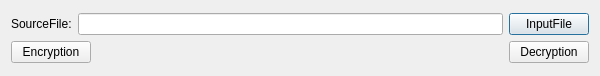
chenfeigen/HBFlowsSrc, file ArteryTechQtProject/ArteryTechQtProject/EncryptedFileDialog.ui: the form before one commit.
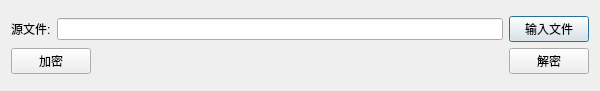
The form after the commit.

```diff
--- a/ArteryTechQtProject/ArteryTechQtProject/EncryptedFileDialog.ui
+++ b/ArteryTechQtProject/ArteryTechQtProject/EncryptedFileDialog.ui
@@ -7,7 +7,7 @@
     <x>0</x>
     <y>0</y>
     <width>600</width>
-    <height>76</height>
+    <height>91</height>
    </rect>
   </property>
   <property name="windowTitle">
@@ -21,7 +21,7 @@
        <item>
         <widget class="QLabel" name="SourceFileLabel">
          <property name="text">
-          <string>SourceFile:</string>
+          <string>源文件:</string>
          </property>
         </widget>
        </item>
@@ -31,7 +31,7 @@
        <item>
         <widget class="QPushButton" name="InputFilePushButton">
          <property name="text">
-          <string>InputFile</string>
+          <string>输入文件</string>
          </property>
         </widget>
        </item>
@@ -42,7 +42,7 @@
        <item>
         <widget class="QPushButton" name="EncryptionPushButton">
          <property name="text">
-          <string>Encryption</string>
+          <string>加密</string>
          </property>
         </widget>
        </item>
@@ -62,7 +62,7 @@
        <item>
         <widget class="QPushButton" name="DecryptionPushButton">
          <property name="text">
-          <string>Decryption</string>
+          <string>解密</string>
          </property>
         </widget>
        </item>
```
